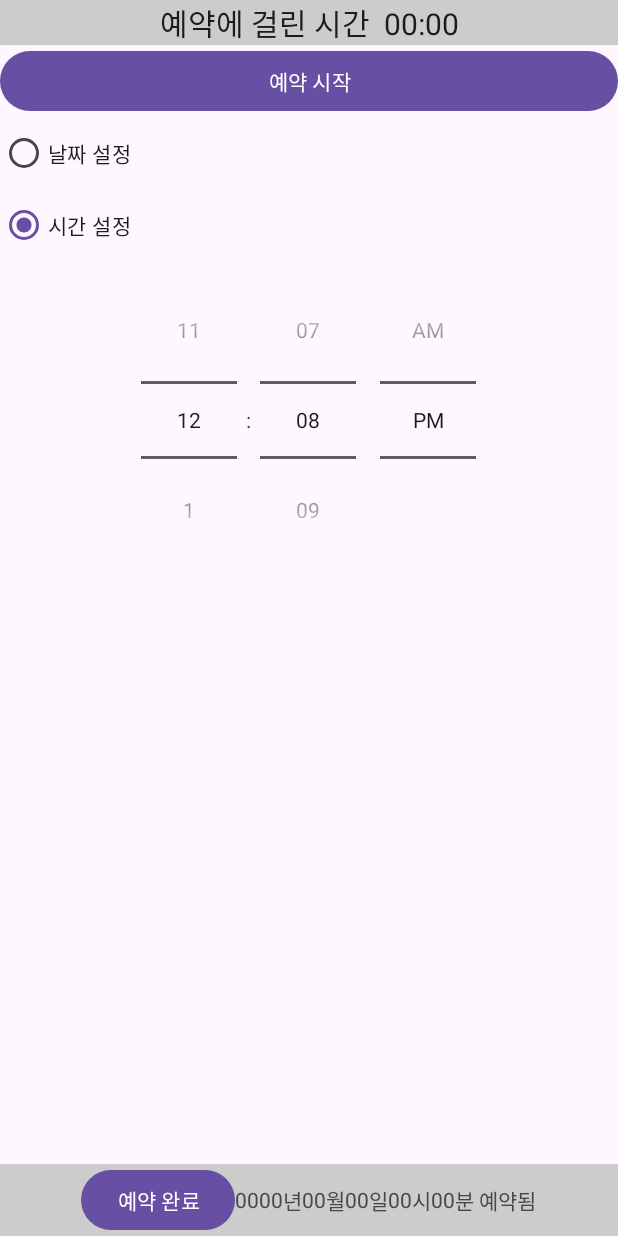
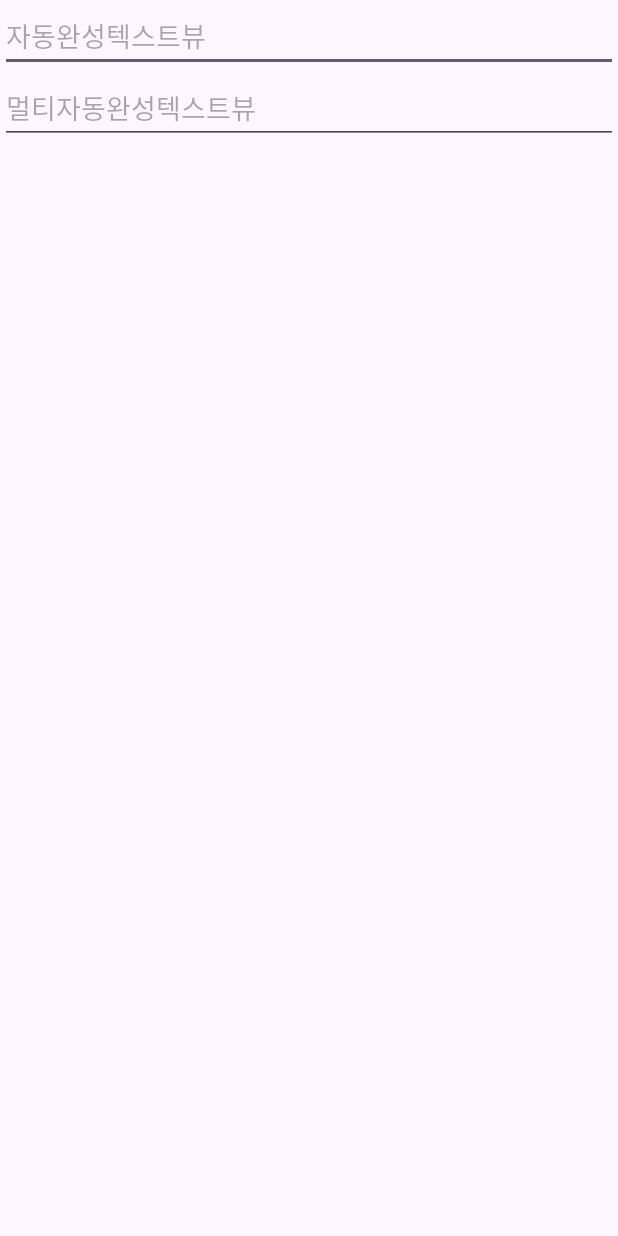
Before and after one commit to hsyoodev/MyApplication, an Android app: the screen it shows after launch (MainActivity), on a phone screen of 412 x 824 dp. Run offline under Robolectric (Android 15) with nearby library versions, the phone set to English and light mode, and no system bars.

Commit message:
advanced widget 2

```diff
--- a/app/src/main/java/com/example/myapplication/MainActivity.java
+++ b/app/src/main/java/com/example/myapplication/MainActivity.java
@@ -1,84 +1,31 @@
 package com.example.myapplication;
 
 import android.os.Bundle;
-import android.os.SystemClock;
-import android.view.View;
-import android.widget.Button;
-import android.widget.Chronometer;
-import android.widget.DatePicker;
-import android.widget.RadioButton;
-import android.widget.TextView;
-import android.widget.TimePicker;
+import android.widget.ArrayAdapter;
+import android.widget.AutoCompleteTextView;
+import android.widget.MultiAutoCompleteTextView;
+import android.widget.MultiAutoCompleteTextView.CommaTokenizer;
 
 import androidx.appcompat.app.AppCompatActivity;
 
 public class MainActivity extends AppCompatActivity {
-    Chronometer chronometer1;
-    RadioButton rdoCal, rdoTime;
-    DatePicker datePicker1;
-    TimePicker timePicker1;
-    TextView tvYear, tvMonth, tvDay;
-    TextView tvHour, tvMinute;
-    Button start, stop;
 
     @Override
-    protected void onCreate(Bundle savedInstanceState) {
+    public void onCreate(Bundle savedInstanceState) {
         super.onCreate(savedInstanceState);
         setContentView(R.layout.activity_main);
 
-        chronometer1 = findViewById(R.id.chronometer1);
-        start = findViewById(R.id.start);
-        stop = findViewById(R.id.stop);
+        String[] items = {"CSI-뉴욕", "CSI-라스베가스", "CSI-마이애미", "Friends",
+                "Fringe", "Lost", "드래곤볼", "원피스"};
 
-        rdoCal = findViewById(R.id.rdoCal);
-        rdoTime = findViewById(R.id.rdoTime);
-        datePicker1 = findViewById(R.id.datePicker1);
-        timePicker1 = findViewById(R.id.timePicker1);
+        AutoCompleteTextView auto = (AutoCompleteTextView) findViewById(R.id.autoCompleteTextView1);
+        ArrayAdapter<String> adapter = new ArrayAdapter<String>(this,
+                android.R.layout.simple_dropdown_item_1line, items);
+        auto.setAdapter(adapter);
 
-        tvYear = findViewById(R.id.tvYear);
-        tvMonth = findViewById(R.id.tvMonth);
-        tvDay = findViewById(R.id.tvDay);
-        tvHour = findViewById(R.id.tvHour);
-        tvMinute = findViewById(R.id.tvMinute);
-
-        rdoCal.setOnClickListener(new View.OnClickListener() {
-            @Override
-            public void onClick(View v) {
-                datePicker1.setVisibility(View.VISIBLE);
-                timePicker1.setVisibility(View.INVISIBLE);
-            }
-        });
-        rdoTime.setOnClickListener(new View.OnClickListener() {
-            @Override
-            public void onClick(View v) {
-                datePicker1.setVisibility(View.INVISIBLE);
-                timePicker1.setVisibility(View.VISIBLE);
-            }
-        });
-        start.setOnClickListener(new View.OnClickListener() {
-            @Override
-            public void onClick(View v) {
-                chronometer1.setBase(SystemClock.elapsedRealtime());
-                chronometer1.start();
-            }
-        });
-        stop.setOnClickListener(new View.OnClickListener() {
-            @Override
-            public void onClick(View v) {
-                int year = datePicker1.getYear();
-                int month = datePicker1.getMonth();
-                int day = datePicker1.getDayOfMonth();
-                int hour = timePicker1.getHour();
-                int minute = timePicker1.getMinute();
-                tvYear.setText(String.valueOf(year));
-                tvMonth.setText(String.valueOf(month));
-                tvDay.setText(String.valueOf(day));
-                tvHour.setText(String.valueOf(hour));
-                tvMinute.setText(String.valueOf(minute));
-                chronometer1.stop();
-            }
-        });
-
-
+        MultiAutoCompleteTextView multi = (MultiAutoCompleteTextView) findViewById(R.id.multiAutoCompleteTextView1);
+        CommaTokenizer token = new MultiAutoCompleteTextView.CommaTokenizer();
+        multi.setTokenizer(token);
+        multi.setAdapter(adapter);
     }
 }
--- a/app/src/main/res/layout/activity_main.xml
+++ b/app/src/main/res/layout/activity_main.xml
@@ -1,142 +1,22 @@
 <LinearLayout xmlns:android="http://schemas.android.com/apk/res/android"
     android:layout_width="match_parent"
     android:layout_height="match_parent"
-    android:baselineAligned="false"
     android:orientation="vertical">
 
-    <LinearLayout
+    <AutoCompleteTextView
+        android:id="@+id/autoCompleteTextView1"
         android:layout_width="match_parent"
         android:layout_height="wrap_content"
-        android:orientation="vertical">
+        android:completionHint="선택하세요"
+        android:completionThreshold="2"
+        android:hint="자동완성텍스트뷰"></AutoCompleteTextView>
 
-        <Chronometer
-            android:id="@+id/chronometer1"
-            android:layout_width="match_parent"
-            android:layout_height="wrap_content"
-            android:background="#CCCCCC"
-            android:format=" 예약에 걸린 시간  %s "
-            android:gravity="center"
-            android:textSize="20dp" />
-
-        <Button
-            android:id="@+id/start"
-            android:text="예약 시작"
-            android:layout_width="match_parent"
-            android:layout_height="wrap_content" />
-    </LinearLayout>
-
-    <RadioGroup
-        android:layout_width="wrap_content"
-        android:layout_height="wrap_content"
-        android:checkedButton="@id/rdoTime">
-
-        <RadioButton
-            android:id="@+id/rdoCal"
-            android:layout_width="wrap_content"
-            android:layout_height="wrap_content"
-            android:text="날짜 설정" />
-
-        <RadioButton
-            android:id="@+id/rdoTime"
-            android:checked="true"
-            android:layout_width="wrap_content"
-            android:layout_height="wrap_content"
-            android:text="시간 설정" />
-    </RadioGroup>
-
-    <LinearLayout
-        android:layout_width="match_parent"
-        android:layout_height="0dip"
-        android:layout_weight="1">
-
-        <FrameLayout
-            android:layout_width="match_parent"
-            android:layout_height="match_parent"
-            android:gravity="center">
-
-            <DatePicker
-                android:visibility="gone"
-                android:datePickerMode="spinner"
-                android:id="@+id/datePicker1"
-                android:layout_width="match_parent"
-                android:layout_height="match_parent"
-                android:layout_gravity="center" />
-
-            <TimePicker
-                android:timePickerMode="spinner"
-                android:id="@+id/timePicker1"
-                android:layout_width="match_parent"
-                android:layout_height="match_parent"
-                android:layout_gravity="center" />
-        </FrameLayout>
-    </LinearLayout>
-
-    <LinearLayout
+    <MultiAutoCompleteTextView
+        android:id="@+id/multiAutoCompleteTextView1"
         android:layout_width="match_parent"
         android:layout_height="wrap_content"
-        android:background="#CCCCCC"
-        android:gravity="center">
-
-        <Button
-            android:id="@+id/stop"
-            android:text="예약 완료"
-            android:layout_width="wrap_content"
-            android:layout_height="wrap_content" />
-
-        <TextView
-            android:id="@+id/tvYear"
-            android:layout_width="wrap_content"
-            android:layout_height="wrap_content"
-            android:text="0000" />
-
-        <TextView
-            android:layout_width="wrap_content"
-            android:layout_height="wrap_content"
-            android:text="년" />
-
-        <TextView
-            android:id="@+id/tvMonth"
-            android:layout_width="wrap_content"
-            android:layout_height="wrap_content"
-            android:text="00" />
-
-        <TextView
-            android:layout_width="wrap_content"
-            android:layout_height="wrap_content"
-            android:text="월" />
-
-        <TextView
-            android:id="@+id/tvDay"
-            android:layout_width="wrap_content"
-            android:layout_height="wrap_content"
-            android:text="00" />
-
-        <TextView
-            android:layout_width="wrap_content"
-            android:layout_height="wrap_content"
-            android:text="일" />
-
-        <TextView
-            android:id="@+id/tvHour"
-            android:layout_width="wrap_content"
-            android:layout_height="wrap_content"
-            android:text="00" />
-
-        <TextView
-            android:layout_width="wrap_content"
-            android:layout_height="wrap_content"
-            android:text="시" />
-
-        <TextView
-            android:id="@+id/tvMinute"
-            android:layout_width="wrap_content"
-            android:layout_height="wrap_content"
-            android:text="00" />
-
-        <TextView
-            android:layout_width="wrap_content"
-            android:layout_height="wrap_content"
-            android:text="분 예약됨" />
-    </LinearLayout>
+        android:completionHint="선택하세요"
+        android:completionThreshold="2"
+        android:hint="멀티자동완성텍스트뷰" />
 
 </LinearLayout>
--- /dev/null
+++ b/app/src/main/res/layout/simple.xml
@@ -0,0 +1,22 @@
+<?xml version="1.0" encoding="utf-8"?><!--adapter가 LinearLayout 지원안함.. 작동안됨-->
+<LinearLayout xmlns:android="http://schemas.android.com/apk/res/android"
+    android:layout_width="match_parent"
+    android:layout_height="match_parent">
+
+    <ImageView
+        android:src="@android:drawable/star_on"
+        android:layout_width="wrap_content"
+        android:layout_height="wrap_content" />
+
+    <TextView
+        android:id="@android:id/text1"
+        style="?android:attr/dropDownItemStyle"
+        android:textAppearance="?android:attr/textAppearanceLargePopupMenu"
+        android:singleLine="true"
+        android:textSize="30dp"
+        android:textStyle="bold"
+        android:textColor="#ff0000"
+        android:layout_width="wrap_content"
+        android:layout_height="?android:attr/listPreferredItemHeight"
+        android:ellipsize="marquee" />
+</LinearLayout>
```
